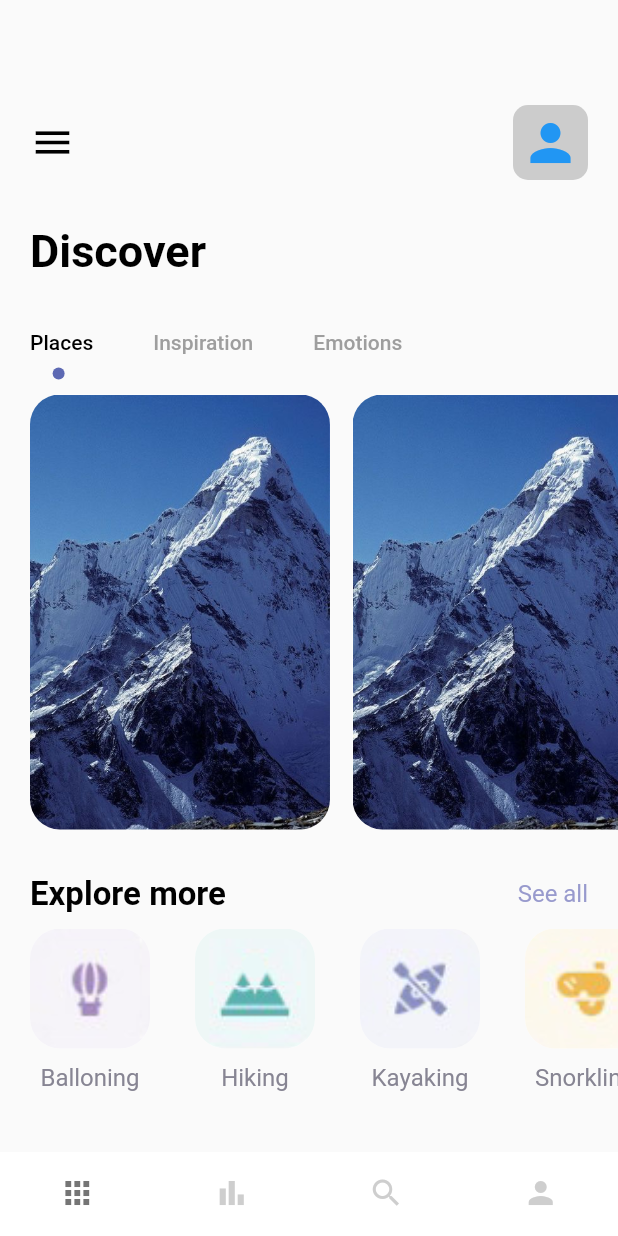
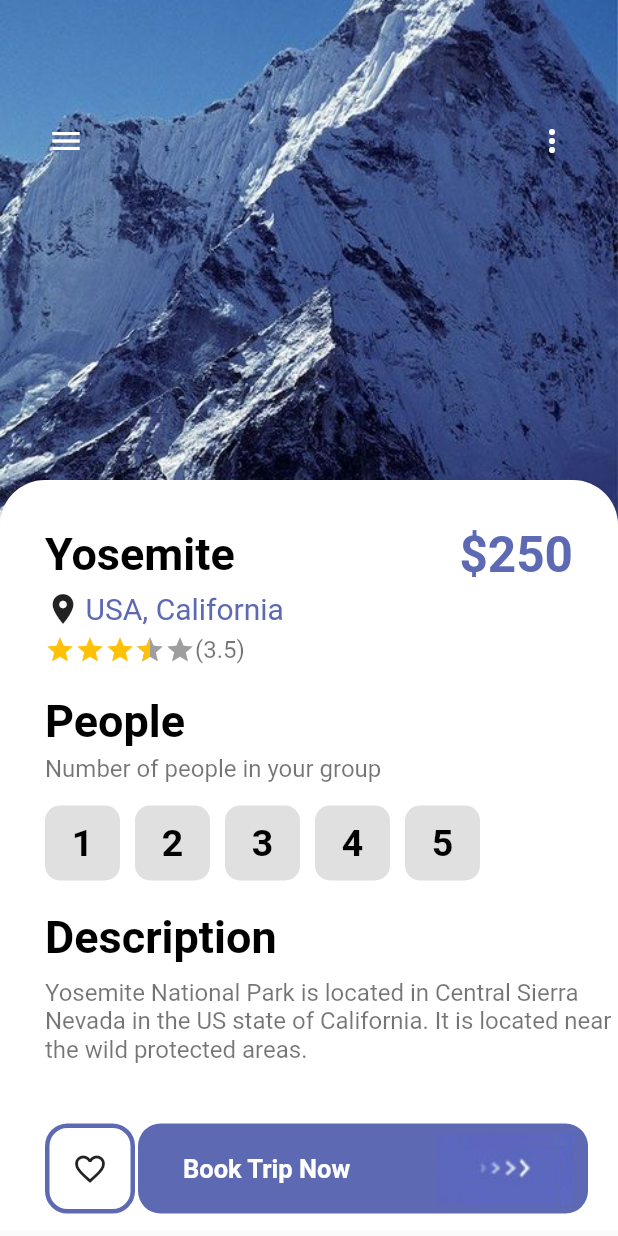
Before and after one commit to yas-sisodia/travell_app, a Flutter app: the screen it shows after launch, on a phone screen of 412 x 824 dp. Run offline on Flutter 3.47's test engine with Material 2 defaults, Android fonts, the phone set to English and light mode, and no system bars; drawn by our look-alikes of flutter_rating_bar.

Commit message:
Designed Detail Page

```diff
--- a/lib/main.dart
+++ b/lib/main.dart
@@ -1,4 +1,5 @@
 import 'package:flutter/material.dart';
+import 'package:travell_app/pages/detail_page.dart';
 import 'package:travell_app/pages/navpages/main_page.dart';
 import 'package:travell_app/pages/welcome_page.dart';
 
@@ -17,7 +18,8 @@ class _MyAppState extends State<MyApp> {
   @override
   Widget build(BuildContext context) {
     return MaterialApp(
-      home: MainPage(),
+      debugShowCheckedModeBanner: false,
+      home: DetailPage(),
     );
   }
 }
--- /dev/null
+++ b/lib/pages/detail_page.dart
@@ -0,0 +1,237 @@
+import 'package:flutter/material.dart';
+import 'package:flutter_rating_bar/flutter_rating_bar.dart';
+import 'package:travell_app/misc/colors.dart';
+import 'package:travell_app/widgets/app_large_text.dart';
+import 'package:travell_app/widgets/app_text.dart';
+                  // ignore_for_file: prefer_const_constructors
+
+
+class DetailPage extends StatefulWidget {
+  const DetailPage({super.key});
+
+  @override
+  State<DetailPage> createState() => _DetailPageState();
+}
+
+class _DetailPageState extends State<DetailPage> {
+  int selectedIndex = -1;
+  @override
+  Widget build(BuildContext context) {
+    return Scaffold(
+      body: Container(
+        height: double.maxFinite,
+        width: double.maxFinite,
+        child: Stack(
+          children: [
+            Positioned(
+                left: 0,
+                right: 0,
+                child: Container(
+                  width: double.maxFinite,
+                  height: 350,
+                  decoration: const BoxDecoration(
+                      image: DecorationImage(
+                          image: AssetImage("img/mountain.jpeg"),
+                          fit: BoxFit.cover
+                          )
+                          ),
+                )),
+            Positioned(
+              left: 20,
+              top: 70,
+              right: 20,
+              child: Row(
+                mainAxisAlignment: MainAxisAlignment.spaceBetween,
+                children: [
+                  IconButton(
+                      onPressed: () {},
+                      icon: const Icon(
+                        Icons.menu,
+                        color: Colors.white,
+                      )),
+                  IconButton(onPressed: () {},
+                  icon:  Icon(Icons.more_vert,
+                  color: Colors.white,)
+                  )
+                ],
+              ),
+            ),
+
+            Positioned(
+              top: 320,
+              child:Container(
+                width: MediaQuery.of(context).size.width,
+                height: 500,
+                decoration: BoxDecoration(
+                color: Colors.white,
+                  borderRadius: BorderRadius.only(
+                    topLeft: Radius.circular(30),
+                    topRight: Radius.circular(30)
+                  )
+                ),
+                child: Column(
+                  // mainAxisAlignment: MainAxisAlignment.start,
+                  crossAxisAlignment: CrossAxisAlignment.start,
+                  children: [
+                    Container(
+                      padding: EdgeInsets.only(
+                        top: 30,
+                        left: 30,
+                        right: 30
+                      ),
+                      child: Row(
+                        mainAxisAlignment: MainAxisAlignment.spaceBetween,
+                        children: [
+                          AppLargeText(text: "Yosemite"),
+                          AppLargeText(text: "\$250", size: 33,
+                          color: AppColors.mainColor,)
+                        ],
+                      ),
+                    ),
+                    Container(
+                      padding: EdgeInsets.only(
+                        left: 30,
+                        top: 5),
+                      child: Row(
+                        children: [
+                          Icon(Icons.location_on),
+                          SizedBox(width: 3,),
+                          AppText(
+                            text: "USA, California",
+                            size: 20,
+                            color: AppColors.mainColor,)
+                        ],
+                      ),
+                    ),
+                    Container(
+                      padding: EdgeInsets.only(top: 5,
+                      left: 30),
+                      child: Row(
+                        children: [
+                          RatingBar.builder(
+                        allowHalfRating: true,
+                        initialRating: 3.5,
+                        itemSize: 20,
+                        itemCount: 5,
+                        itemBuilder: (_, index){
+                          return Icon(Icons.star, color: Colors.amber);
+                      },
+                      onRatingUpdate: (rating){
+                        print(rating);
+                      }
+                      ),
+                      AppText(text: "(3.5)")
+                        ],
+                      )),
+                    Container(
+                      padding: EdgeInsets.only(
+                        top: 20,
+                        left: 30,
+                      ),
+                      child: AppLargeText(text: "People"),
+                    ),
+                    Container(
+                      padding: EdgeInsets.only(
+                        left: 30,
+                        top: 5
+                      ),
+                      child: AppText(text: "Number of people in your group"),
+                    ),
+                    SizedBox(height: 15,),
+                    Container(
+                      height: 50,
+                      padding: EdgeInsets.only(
+                        left: 30,
+                      ),
+                      child: ListView.builder(
+                        scrollDirection: Axis.horizontal,
+                        itemCount: 5,
+                        itemBuilder: (_, index){
+                          return InkWell(
+                            onTap: (){
+                              setState(() {
+                                selectedIndex = index;
+
+                              });
+                            },
+                            child: Container(
+                              margin: EdgeInsets.only(right: 10, ),
+                              width: 50,
+                              height: 50,
+                              decoration: BoxDecoration(
+                              color: selectedIndex == index? Colors.black:Colors.grey[300],
+                                borderRadius: BorderRadius.circular(10)
+                              ),
+                              child: Center(child: Text((index+1).toString(), style: TextStyle(
+                                fontSize: 25,
+                                fontWeight: FontWeight.bold,
+                                color: selectedIndex == index? Colors.white: Colors.black
+                              ),)),
+                            ),
+                          );
+                      })
+                    ),
+                    Container(
+                      padding: EdgeInsets.only(
+                        top:20,
+                        left: 30),
+                        child: AppLargeText(text: "Description"),
+                    ),
+                    Container(
+                      padding: EdgeInsets.only(
+                        top:10,
+                        left: 30),
+                        child: AppText(text: "Yosemite National Park is located in Central Sierra Nevada in the US state of California. It is located near the wild protected areas."),
+                    ),
+                    Container(
+                      padding: EdgeInsets.only(left: 30,
+                      top: 40),
+                      child: Row(
+                        mainAxisAlignment: MainAxisAlignment.spaceBetween,
+                        children: [
+                          Container(
+                            height: 60,
+                            width: 60,
+                            decoration: BoxDecoration(
+                              // color: AppColors.mainColor,
+                              borderRadius: BorderRadius.circular(15),
+                              border: Border.all(
+                                width: 3,
+                                color: AppColors.mainColor
+                              )
+                            ),
+                            child: IconButton(onPressed: (){},
+                            icon: Icon(Icons.favorite_border_outlined)),
+                          ),
+                          Container(
+                            width: 300,
+                            height: 60,
+                            margin: EdgeInsets.only(
+                            right: 20),
+                            padding: EdgeInsets.only(left: 30,
+                            right: 10),
+                            decoration: BoxDecoration(
+                            color: AppColors.mainColor,
+                            borderRadius: BorderRadius.circular(15)
+                            ),
+                            child: Row(
+                              mainAxisAlignment: MainAxisAlignment.spaceBetween,
+                              children: [
+                                AppLargeText(text: "Book Trip Now", color: Colors.white, size: 17,),
+                                Image(image: AssetImage("img/button-one.png"))
+                              ],
+                            ),
+                          )
+                        ],
+                      ),
+                    )
+                  ],
+                ),
+              ) )
+
+          ],
+        ),
+      ),
+    );
+  }
+}
--- a/lib/pages/navpages/home_page.dart
+++ b/lib/pages/navpages/home_page.dart
@@ -85,7 +85,7 @@ class _HomePageState extends State<HomePage> with TickerProviderStateMixin {
             ),
           ),
           Container(
-            padding: EdgeInsets.only(left: 20),
+            padding:const EdgeInsets.only(left: 20),
             height: 300,
             width: double.maxFinite,
             child: TabBarView(controller: _tabController, children: [
@@ -94,10 +94,10 @@ class _HomePageState extends State<HomePage> with TickerProviderStateMixin {
                 scrollDirection: Axis.horizontal,
                 itemBuilder: (context, int index) {
                   return Container(
-                    margin: EdgeInsets.only(right: 15, top: 10),
+                    margin: const EdgeInsets.only(right: 15, top: 10),
                     width: 200,
                     height: 300,
-                    decoration: BoxDecoration(
+                    decoration:  BoxDecoration(
                         borderRadius: BorderRadius.circular(20),
                         color: Colors.white,
                         image: DecorationImage(
--- a/pubspec.yaml
+++ b/pubspec.yaml
@@ -34,6 +34,7 @@ dependencies:
   # The following adds the Cupertino Icons font to your application.
   # Use with the CupertinoIcons class for iOS style icons.
   cupertino_icons: ^1.0.2
+  flutter_rating_bar: ^4.0.1
 
 dev_dependencies:
   flutter_test:
```
Also changed, not shown: pubspec.lock.
